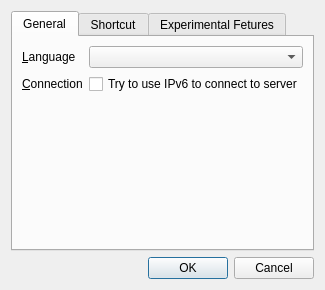
Old version of the form widgets/configuredialog.ui in the repository liuyanghejerry/painttyWidget.
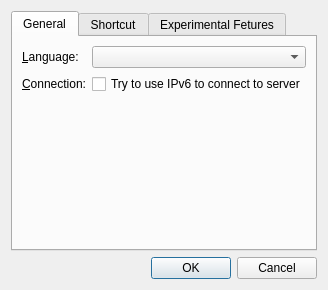
New version of the form.

What changed in the file:
```diff
--- a/widgets/configuredialog.ui
+++ b/widgets/configuredialog.ui
@@ -19,7 +19,7 @@
        <item row="0" column="0">
         <widget class="QLabel" name="languageLabel">
          <property name="text">
-          <string>&amp;Language</string>
+          <string>&amp;Language:</string>
          </property>
          <property name="buddy">
           <cstring>languageComboBox</cstring>
@@ -32,7 +32,7 @@
        <item row="1" column="0">
         <widget class="QLabel" name="connectLabel">
          <property name="text">
-          <string>&amp;Connection</string>
+          <string>&amp;Connection:</string>
          </property>
          <property name="buddy">
           <cstring>ipv6CheckBox</cstring>
```
